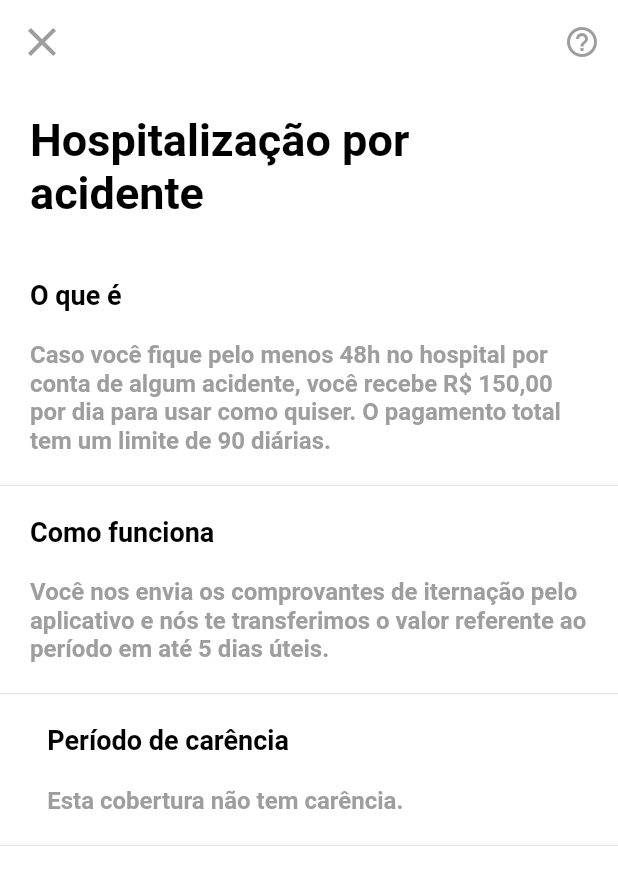
After one commit to Eduardo-Tanaka/Nubank-flutter, a Flutter app: the SeguroVidaDetalheHospitalizacaoPage screen opened directly, on a phone screen of 412 x 824 dp. The commit adds this screen. Shown: the top 885 px of the screen. Run offline on Flutter 3.47's test engine with Material 2 defaults, Android fonts, the phone set to English and light mode, and no system bars; our stand-ins replace contacts_service, dotted_line, flutter_masked_text2, font_awesome_flutter, google_fonts, permission_handler and 1 more; missing offline and left inert: qr_code_scanner.

Commit message:
seguro vida detalhe hospitalizacao

```diff
--- a/lib/app_widget.dart
+++ b/lib/app_widget.dart
@@ -30,6 +30,7 @@ import 'package:nubank/modules/recarga/recarga_page.dart';
 import 'package:nubank/modules/recarga/recarga_resumo_page.dart';
 import 'package:nubank/modules/recarga/recarga_valor_page.dart';
 import 'package:nubank/modules/receber/receber_page.dart';
+import 'package:nubank/modules/seguro/detalhes/seguro_vida_detalhe_hospitalizacao_page.dart';
 import 'package:nubank/modules/seguro/detalhes/seguro_vida_morte_detalhe_natural_acidental_page.dart';
 import 'package:nubank/modules/seguro/seguro_vida_info_page.dart';
 import 'package:nubank/modules/seguro/seguro_vida_page.dart';
@@ -105,6 +106,8 @@ class AppWidget extends StatelessWidget {
           SeguroVidaDetalheMorteNaturalAcidentalPage(),
       "/seguro_vida_detalhe_funeral_titular":
           SeguroVidaDetalheFuneralTitularPage(),
+      "/seguro_vida_detalhe_hospitalizacao":
+          SeguroVidaDetalheHospitalizacaoPage(),
       "/seguro_vida_info": SeguroVidaInfoPage(),
       "/seguro_vida_simular": SeguroVidaSimularPage(),
       "/seguro_vida_simular2": SeguroVidaSimularPage2(),
--- /dev/null
+++ b/lib/modules/seguro/detalhes/seguro_vida_detalhe_hospitalizacao_page.dart
@@ -0,0 +1,58 @@
+import 'package:flutter/material.dart';
+import 'package:nubank/shared/models/ajuda_params.dart';
+import 'package:nubank/shared/themes/app_text_styles.dart';
+import 'package:nubank/shared/widgets/app_bar/app_bar_widget.dart';
+
+import 'detalhe_widget.dart';
+
+class SeguroVidaDetalheHospitalizacaoPage extends StatelessWidget {
+  const SeguroVidaDetalheHospitalizacaoPage({Key? key}) : super(key: key);
+
+  @override
+  Widget build(BuildContext context) {
+    return Scaffold(
+      appBar: AppBarWidget(
+        showTrailingIcon: true,
+        onPressedTrailing: () {
+          Navigator.pushNamed(
+            context,
+            "/ajuda_home",
+            arguments: AjudaParams(
+              title: "Seguro de vida",
+              jsonFile: "seguro_vida.json",
+            ),
+          );
+        },
+      ),
+      body: SingleChildScrollView(
+        child: Column(
+          crossAxisAlignment: CrossAxisAlignment.start,
+          children: [
+            Padding(
+              padding: const EdgeInsets.all(20),
+              child: Text(
+                "Hospitalização por acidente",
+                style: TextStyles.textBigBold,
+              ),
+            ),
+            DetalheWidget(
+              title: "O que é",
+              subtitle:
+                  "Caso você fique pelo menos 48h no hospital por conta de algum acidente, você recebe R\$ 150,00 por dia para usar como quiser. O pagamento total tem um limite de 90 diárias.",
+            ),
+            DetalheWidget(
+              title: "Como funciona",
+              subtitle:
+                  "Você nos envia os comprovantes de iternação pelo aplicativo e nós te transferimos o valor referente ao período em até 5 dias úteis.",
+            ),
+            DetalheWidget(
+              title: "Período de carência",
+              subtitle:
+                  "Esta cobertura não tem carência.                            ",
+            ),
+          ],
+        ),
+      ),
+    );
+  }
+}
```
Also changed, not shown: lib/modules/seguro/seguro_vida_simular_page2.dart (+6 -1 lines).
